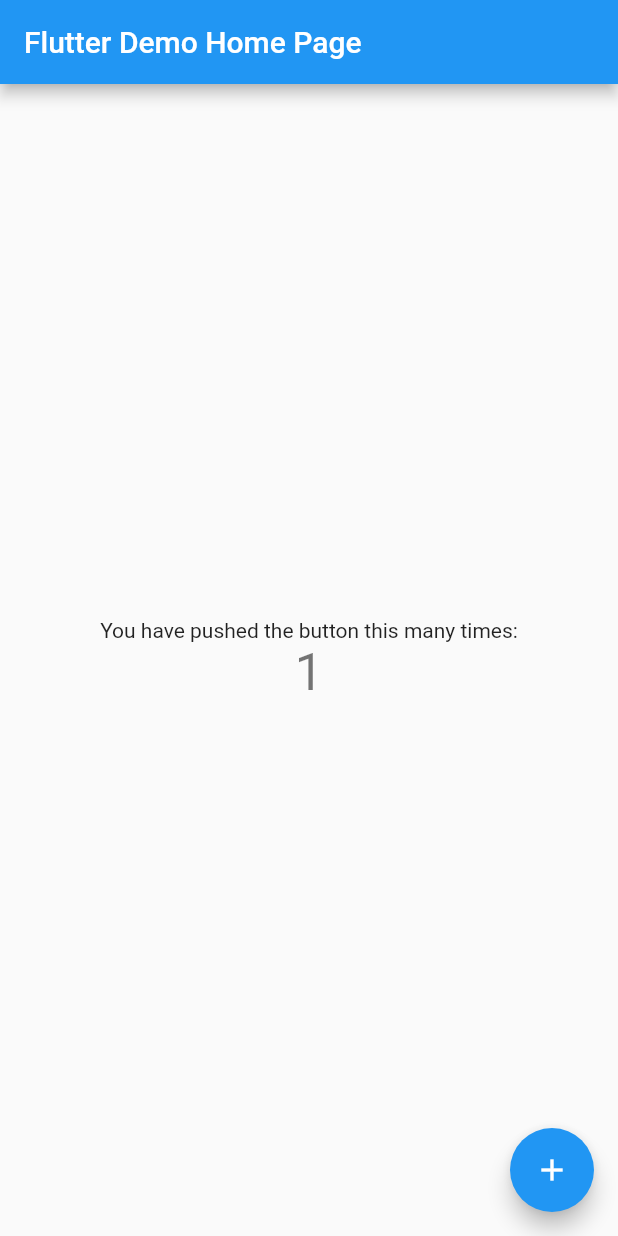
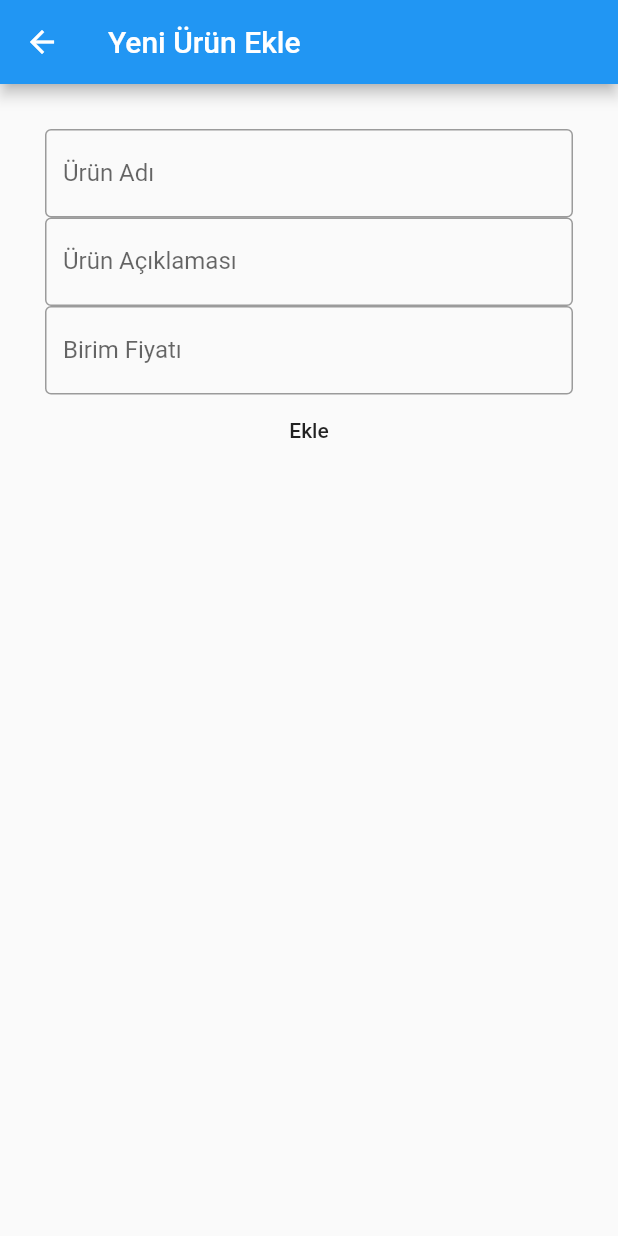
Before and after one commit to Meliih/sqflite-flutter, a Flutter app: the screen it shows after launch, after a tap on the "add" icon, on a phone screen of 412 x 824 dp. Run offline on Flutter 3.47's test engine with Material 2 defaults, Android fonts, the phone set to English and light mode, and no system bars; our stand-ins replace sqflite; accounts and stored records are empty.

Commit message:
screens added

```diff
--- a/lib/data/DbHelper.dart
+++ b/lib/data/DbHelper.dart
@@ -28,10 +28,12 @@ class DbHelper {
     });
   }
 
-  Future<List> getProducts() async {
+  Future<List<Product>> getProducts() async {
     Database db = await this.db;
     var result = await db.query("Products");
-    return result;
+    return List.generate(result.length, (i) {
+      return Product.fromObject(result[i]);
+    });
   }
 
   Future<int> insert(Product product) async {
--- a/lib/main.dart
+++ b/lib/main.dart
@@ -1,115 +1,15 @@
 import 'package:flutter/material.dart';
+import 'package:sqflitedemo/screens/product_list.dart';
 
 void main() {
-  runApp(const MyApp());
+  runApp(MyApp());
 }
 
 class MyApp extends StatelessWidget {
-  const MyApp({Key? key}) : super(key: key);
-
-  // This widget is the root of your application.
   @override
   Widget build(BuildContext context) {
     return MaterialApp(
-      title: 'Flutter Demo',
-      theme: ThemeData(
-        // This is the theme of your application.
-        //
-        // Try running your application with "flutter run". You'll see the
-        // application has a blue toolbar. Then, without quitting the app, try
-        // changing the primarySwatch below to Colors.green and then invoke
-        // "hot reload" (press "r" in the console where you ran "flutter run",
-        // or simply save your changes to "hot reload" in a Flutter IDE).
-        // Notice that the counter didn't reset back to zero; the application
-        // is not restarted.
-        primarySwatch: Colors.blue,
-      ),
-      home: const MyHomePage(title: 'Flutter Demo Home Page'),
+      home: ProductList(),
     );
   }
 }
-
-class MyHomePage extends StatefulWidget {
-  const MyHomePage({Key? key, required this.title}) : super(key: key);
-
-  // This widget is the home page of your application. It is stateful, meaning
-  // that it has a State object (defined below) that contains fields that affect
-  // how it looks.
-
-  // This class is the configuration for the state. It holds the values (in this
-  // case the title) provided by the parent (in this case the App widget) and
-  // used by the build method of the State. Fields in a Widget subclass are
-  // always marked "final".
-
-  final String title;
-
-  @override
-  State<MyHomePage> createState() => _MyHomePageState();
-}
-
-class _MyHomePageState extends State<MyHomePage> {
-  int _counter = 0;
-
-  void _incrementCounter() {
-    setState(() {
-      // This call to setState tells the Flutter framework that something has
-      // changed in this State, which causes it to rerun the build method below
-      // so that the display can reflect the updated values. If we changed
-      // _counter without calling setState(), then the build method would not be
-      // called again, and so nothing would appear to happen.
-      _counter++;
-    });
-  }
-
-  @override
-  Widget build(BuildContext context) {
-    // This method is rerun every time setState is called, for instance as done
-    // by the _incrementCounter method above.
-    //
-    // The Flutter framework has been optimized to make rerunning build methods
-    // fast, so that you can just rebuild anything that needs updating rather
-    // than having to individually change instances of widgets.
-    return Scaffold(
-      appBar: AppBar(
-        // Here we take the value from the MyHomePage object that was created by
-        // the App.build method, and use it to set our appbar title.
-        title: Text(widget.title),
-      ),
-      body: Center(
-        // Center is a layout widget. It takes a single child and positions it
-        // in the middle of the parent.
-        child: Column(
-          // Column is also a layout widget. It takes a list of children and
-          // arranges them vertically. By default, it sizes itself to fit its
-          // children horizontally, and tries to be as tall as its parent.
-          //
-          // Invoke "debug painting" (press "p" in the console, choose the
-          // "Toggle Debug Paint" action from the Flutter Inspector in Android
-          // Studio, or the "Toggle Debug Paint" command in Visual Studio Code)
-          // to see the wireframe for each widget.
-          //
-          // Column has various properties to control how it sizes itself and
-          // how it positions its children. Here we use mainAxisAlignment to
-          // center the children vertically; the main axis here is the vertical
-          // axis because Columns are vertical (the cross axis would be
-          // horizontal).
-          mainAxisAlignment: MainAxisAlignment.center,
-          children: <Widget>[
-            const Text(
-              'You have pushed the button this many times:',
-            ),
-            Text(
-              '$_counter',
-              style: Theme.of(context).textTheme.headline4,
-            ),
-          ],
-        ),
-      ),
-      floatingActionButton: FloatingActionButton(
-        onPressed: _incrementCounter,
-        tooltip: 'Increment',
-        child: const Icon(Icons.add),
-      ), // This trailing comma makes auto-formatting nicer for build methods.
-    );
-  }
-}
--- a/lib/models/product.dart
+++ b/lib/models/product.dart
@@ -4,9 +4,8 @@ class Product {
   late String description;
   late double unitPrice;
 
-  Product(this.id, this.name, this.description, this.unitPrice);
-
-  Product.withId(this.name, this.description, this.unitPrice);
+  Product(this.name, this.description, this.unitPrice);
+  Product.withId(this.id, this.name, this.description, this.unitPrice);
 
   Map<String, dynamic> toMap() {
     var map = Map<String, dynamic>();
@@ -20,9 +19,9 @@ class Product {
   }
 
   Product.fromObject(dynamic o) {
-    this.id = o['id'];
+    this.id = int.tryParse(o['id'])!;
     this.name = o['name'];
     this.description = o['description'];
-    this.unitPrice = o['unitPrice'];
+    this.unitPrice = double.tryParse(o['unitPrice'].toString())!;
   }
 }
--- /dev/null
+++ b/lib/screens/ProductAdd.dart
@@ -0,0 +1,85 @@
+import 'package:flutter/material.dart';
+import 'package:sqflitedemo/data/DbHelper.dart';
+import 'package:sqflitedemo/models/product.dart';
+
+class ProductAdd extends StatefulWidget {
+  const ProductAdd({Key? key}) : super(key: key);
+
+  @override
+  State<ProductAdd> createState() => _ProductAddState();
+}
+
+class _ProductAddState extends State<ProductAdd> {
+  var dbHelper = DbHelper();
+
+  var nameController = TextEditingController();
+  var descriptionController = TextEditingController();
+  var priceController = TextEditingController();
+
+  @override
+  Widget build(BuildContext context) {
+    return Scaffold(
+      appBar: AppBar(
+        title: Text('Yeni Ürün Ekle'),
+      ),
+      body: Padding(
+        padding: EdgeInsets.all(30.0),
+        child: Column(
+          children: <Widget>[
+            buildNameField(),
+            buildDescriptionField(),
+            buildUnitPriceField(),
+            buildSaveButton(),
+          ],
+        ),
+      ),
+    );
+  }
+
+  buildNameField() {
+    return TextField(
+      controller: nameController,
+      decoration: InputDecoration(
+        labelText: 'Ürün Adı',
+        border: OutlineInputBorder(),
+      ),
+    );
+  }
+
+  buildDescriptionField() {
+    return TextField(
+      decoration: InputDecoration(
+        labelText: 'Ürün Açıklaması',
+        border: OutlineInputBorder(),
+      ),
+      controller: descriptionController,
+    );
+  }
+
+  buildUnitPriceField() {
+    return TextField(
+      decoration: InputDecoration(
+        labelText: 'Birim Fiyatı',
+        border: OutlineInputBorder(),
+      ),
+      controller: priceController,
+    );
+  }
+
+  buildSaveButton() {
+    return FlatButton(
+      child: Text('Ekle'),
+      onPressed: () {
+        addProduct();
+      },
+    );
+  }
+
+  void addProduct() async {
+    var result = await dbHelper.insert(Product(
+        name: nameController.text,
+        description: descriptionController.text,
+        unitPrice: double.tryParse(priceController)));
+    Navigator.pop(context, true);
+  }
+}
--- /dev/null
+++ b/lib/screens/product_list.dart
@@ -0,0 +1,81 @@
+import 'package:flutter/material.dart';
+import 'package:sqflitedemo/data/DbHelper.dart';
+
+import '../models/product.dart';
+import 'ProductAdd.dart';
+
+class ProductList extends StatefulWidget {
+  const ProductList({Key? key}) : super(key: key);
+
+  @override
+  State<ProductList> createState() => _ProductListState();
+}
+
+class _ProductListState extends State<ProductList> {
+  var dbHelper = DbHelper();
+  late List<Product> products;
+  int productCount = 0;
+
+  @override
+  void initState() {
+    getProducts();
+  }
+
+  @override
+  Widget build(BuildContext context) {
+    return Scaffold(
+      appBar: AppBar(
+        title: Text('Ürün Listesi'),
+      ),
+      body: buildProductList(),
+      floatingActionButton: FloatingActionButton(
+        onPressed: () {
+          goToProductAdd();
+        },
+        child: Icon(Icons.add),
+        tooltip: "Yeni Ürün Ekle",
+      ),
+    );
+  }
+
+  buildProductList() {
+    return ListView.builder(
+      itemCount: productCount,
+      itemBuilder: (BuildContext context, int position) {
+        return Card(
+          color: Colors.cyan,
+          elevation: 2.0,
+          child: ListTile(
+            title: Text(products[position].name),
+            subtitle: Text(products[position].description),
+            leading: CircleAvatar(
+              backgroundColor: Colors.blue,
+              child: Text(products[position].name[0]),
+            ),
+            onTap: () {},
+          ),
+        );
+      },
+    );
+  }
+
+  void goToProductAdd() async {
+    bool result =
+        await Navigator.push(context, MaterialPageRoute(builder: (context) {
+      return ProductAdd();
+    }));
+    if (result != null) {
+      if (result == true) {
+        getProducts();
+      }
+    }
+  }
+
+  void getProducts() async {
+    var productsFuture = dbHelper.getProducts();
+    productsFuture.then((data) {
+      this.products = data;
+      productCount = data.length;
+    });
+  }
+}
```
Also changed, not shown: 1 other file.
